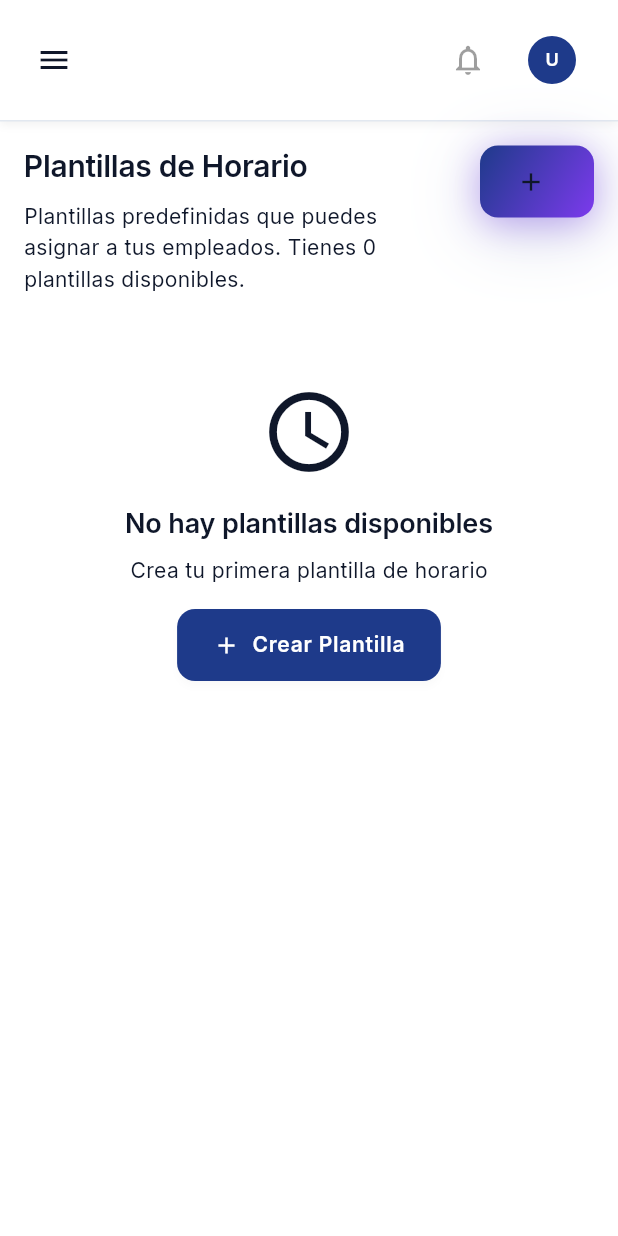
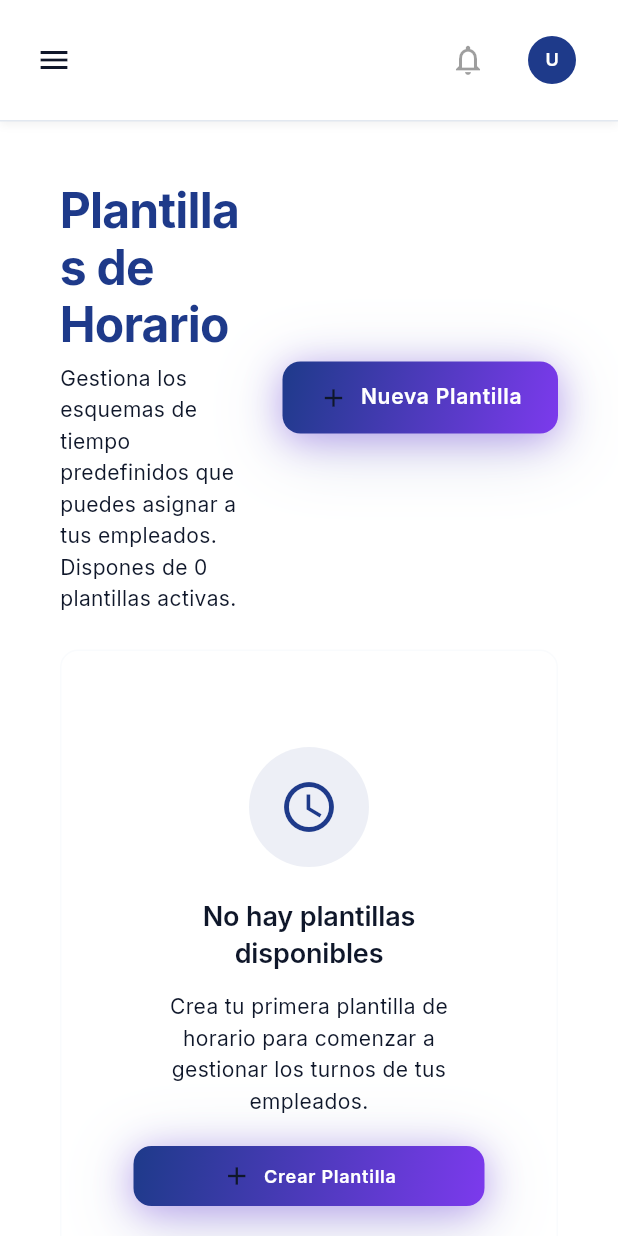
Before and after one commit to skiveldev/control-horario, a Flutter app: the ScheduleManagementScreen screen opened by its route, on a phone screen of 412 x 824 dp. Run offline on Flutter 3.47's test engine with Material 3 defaults, Android fonts, the phone set to English and light mode, and no system bars; our stand-ins replace cloud_firestore, firebase_auth, firebase_core, flutter_riverpod, freezed_annotation, go_router and 5 more; accounts and stored records are empty; generated files the repository leaves out were written again.

Commit message:
style(admin): redesign schedule management screen

```diff
--- a/lib/features/admin/presentation/screens/schedule_management_screen.dart
+++ b/lib/features/admin/presentation/screens/schedule_management_screen.dart
@@ -1,6 +1,5 @@
 import 'package:flutter/material.dart';
 import 'package:flutter_riverpod/flutter_riverpod.dart';
-import '../../../../core/theme/app_colors.dart';
 import '../../../../core/theme/app_text_styles.dart';
 import '../../../../core/theme/app_spacing.dart';
 import '../../../../core/constants/breakpoints.dart';
@@ -12,186 +11,36 @@ import '../../models/schedule_model.dart';
 import '../../providers/schedule_management_provider.dart';
 import '../widgets/schedule_template_modal.dart';
 
-/// Pantalla de gestión de horarios (Admin/RRHH)
+/// Pantalla de gestión de horarios (Admin/RRHH) — rediseño visual.
 ///
-/// Muestra lista de plantillas de horarios predefinidas desde Firebase.
-/// Admin puede crear, editar y ver plantillas en tiempo real.
+/// Muestra plantillas de horarios predefinidas desde Firebase con cards
+/// bento-style y creación/edición vía modal.
 ///
 /// ✅ Conectado a Firebase via allScheduleTemplatesProvider
-class ScheduleManagementScreen extends ConsumerWidget {
+class ScheduleManagementScreen extends ConsumerStatefulWidget {
   const ScheduleManagementScreen({super.key});
 
   @override
-  Widget build(BuildContext context, WidgetRef ref) {
-    // Observar plantillas desde Firebase en tiempo real
+  ConsumerState<ScheduleManagementScreen> createState() =>
+      _ScheduleManagementScreenState();
+}
+
+class _ScheduleManagementScreenState
+    extends ConsumerState<ScheduleManagementScreen> {
+  @override
+  Widget build(BuildContext context) {
     final templatesAsync = ref.watch(allScheduleTemplatesProvider);
 
     return AdminLayout(
       currentRoute: AppRouter.adminSchedules,
       child: templatesAsync.when(
-        data: (templates) => Center(
-          child: ConstrainedBox(
-            constraints: const BoxConstraints(maxWidth: 1200),
-            child: Column(
-              crossAxisAlignment: CrossAxisAlignment.start,
-              children: [
-                // Header con título, descripción y botón
-                _buildHeader(context, templates.length),
-
-                AppSpacing.verticalSpaceXl,
-
-                // Lista de plantillas
-                templates.isEmpty
-                    ? _buildEmptyState(context)
-                    : _buildTemplatesList(context, templates),
-              ],
-            ),
-          ),
+        data: (templates) => _Content(
+          templates: templates,
+          onOpenModal: (template) =>
+              _showTemplateModal(context, existingTemplate: template),
         ),
-        loading: () => const Center(
-          child: CircularProgressIndicator(),
-        ),
-        error: (error, _) => Center(
-          child: Column(
-            mainAxisAlignment: MainAxisAlignment.center,
-            children: [
-              Icon(
-                Icons.error_outline,
-                size: 64,
-                color: Theme.of(context).colorScheme.error,
-              ),
-              AppSpacing.verticalSpaceMd,
-              Text(
-                'Error al cargar plantillas',
-                style: AppTextStyles.h5,
-              ),
-              AppSpacing.verticalSpaceSm,
-              Text(
-                error.toString(),
-                style: AppTextStyles.bodySmall.copyWith(
-                  color: Theme.of(context).colorScheme.onSurfaceVariant,
-                ),
-                textAlign: TextAlign.center,
-              ),
-            ],
-          ),
-        ),
-      ),
-    );
-  }
-
-  Widget _buildHeader(BuildContext context, int templateCount) {
-    final isMobile = MediaQuery.of(context).size.width < Breakpoints.tablet;
-
-    return Row(
-      crossAxisAlignment: CrossAxisAlignment.start,
-      children: [
-        // Columna con título y descripción (Flexible para evitar overflow)
-        Flexible(
-          child: Column(
-            crossAxisAlignment: CrossAxisAlignment.start,
-            children: [
-              Text('Plantillas de Horario', style: AppTextStyles.h3),
-              AppSpacing.verticalSpaceSm,
-              Text(
-                'Plantillas predefinidas que puedes asignar a tus empleados. Tienes $templateCount ${templateCount == 1 ? 'plantilla disponible' : 'plantillas disponibles'}.',
-                style: AppTextStyles.bodyMedium.copyWith(
-                  color: Theme.of(context).colorScheme.onSurfaceVariant,
-                ),
-              ),
-            ],
-          ),
-        ),
-
-        AppSpacing.horizontalSpaceLg,
-
-        // Botón "Nueva Plantilla" (responsive: texto completo en desktop, solo icono en mobile)
-        CustomButton(
-          text: isMobile ? '' : 'Nueva Plantilla',
-          icon: Icons.add,
-          variant: ButtonVariant.brand,
-          size: ButtonSize.large,
-          onPressed: () => _showTemplateModal(context, existingTemplate: null),
-        ),
-      ],
-    );
-  }
-
-  Widget _buildTemplatesList(
-    BuildContext context,
-    List<ScheduleModel> templates,
-  ) {
-    final columns = context.responsiveValue(
-      mobile: 1,
-      tablet: 2,
-      desktop: 2,
-    );
-    final gap = context.gridGap;
-
-    return LayoutBuilder(
-      builder: (context, constraints) {
-        final totalGaps = (columns - 1) * gap;
-        final availableWidth = constraints.maxWidth - totalGaps;
-        final cardWidth = availableWidth / columns;
-
-        return Wrap(
-          spacing: gap,
-          runSpacing: gap,
-          children: templates.map((template) {
-            return SizedBox(
-              width: cardWidth,
-              child: ScheduleCard(
-                name: template.name,
-                description: template.description,
-                weeklyHours: template.totalWeeklyHours,
-                usedByCount: template.usedByCount,
-                isTemplate: template.isTemplate,
-                createdBy: template.createdBy,
-                onTap: () => _showTemplateModal(
-                  context,
-                  existingTemplate: template,
-                ),
-              ),
-            );
-          }).toList(),
-        );
-      },
-    );
-  }
-
-  Widget _buildEmptyState(BuildContext context) {
-    return Center(
-      child: Padding(
-        padding: AppSpacing.allHuge,
-        child: Column(
-          mainAxisAlignment: MainAxisAlignment.center,
-          children: [
-            Icon(
-              Icons.schedule_outlined,
-              size: 64,
-              color: Theme.of(context).colorScheme.onSurfaceVariant,
-            ),
-            AppSpacing.verticalSpaceLg,
-            Text(
-              'No hay plantillas disponibles',
-              style: AppTextStyles.h4,
-            ),
-            AppSpacing.verticalSpaceSm,
-            Text(
-              'Crea tu primera plantilla de horario',
-              style: AppTextStyles.bodyMedium.copyWith(
-                color: Theme.of(context).colorScheme.onSurfaceVariant,
-              ),
-            ),
-            AppSpacing.verticalSpaceLg,
-            ElevatedButton.icon(
-              onPressed: () =>
-                  _showTemplateModal(context, existingTemplate: null),
-              icon: const Icon(Icons.add),
-              label: const Text('Crear Plantilla'),
-            ),
-          ],
-        ),
+        loading: () => const _LoadingState(),
+        error: (error, _) => _ErrorState(message: error.toString()),
       ),
     );
   }
@@ -210,3 +59,308 @@ class ScheduleManagementScreen extends ConsumerWidget {
     );
   }
 }
+
+// ============================================================================
+// CONTENT (templates loaded)
+// ============================================================================
+
+class _Content extends StatefulWidget {
+  final List<ScheduleModel> templates;
+  final void Function(ScheduleModel?) onOpenModal;
+
+  const _Content({
+    required this.templates,
+    required this.onOpenModal,
+  });
+
+  @override
+  State<_Content> createState() => _ContentState();
+}
+
+class _ContentState extends State<_Content> {
+  @override
+  Widget build(BuildContext context) {
+    return Center(
+      child: ConstrainedBox(
+        constraints: const BoxConstraints(maxWidth: 1200),
+        child: SingleChildScrollView(
+          padding: const EdgeInsets.all(AppSpacing.xxl),
+          child: Column(
+            crossAxisAlignment: CrossAxisAlignment.start,
+            children: [
+              // ── HEADER ──
+              _Header(
+                activeTemplateCount: widget.templates
+                    .where((template) => template.isActive)
+                    .length,
+                onOpenModal: widget.onOpenModal,
+              ),
+
+              AppSpacing.verticalSpaceXxl,
+
+              // ── CARD GRID or EMPTY ──
+              if (widget.templates.isEmpty)
+                _EmptyState(
+                  onOpenModal: widget.onOpenModal,
+                )
+              else
+                _CardGrid(
+                  templates: widget.templates,
+                  onOpenModal: widget.onOpenModal,
+                ),
+            ],
+          ),
+        ),
+      ),
+    );
+  }
+}
+
+// ============================================================================
+// HEADER
+// ============================================================================
+
+/// Bloque superior con título, subtítulo, contador y botón CTA.
+///
+/// Preserva el componente [CustomButton] existente de "Nueva Plantilla"
+/// sin reemplazarlo por un estilo custom.
+class _Header extends StatelessWidget {
+  final int activeTemplateCount;
+  final void Function(ScheduleModel?) onOpenModal;
+
+  const _Header({
+    required this.activeTemplateCount,
+    required this.onOpenModal,
+  });
+
+  @override
+  Widget build(BuildContext context) {
+    final cs = Theme.of(context).colorScheme;
+
+    return Row(
+      crossAxisAlignment: CrossAxisAlignment.center,
+      children: [
+        Expanded(
+          child: Column(
+            crossAxisAlignment: CrossAxisAlignment.start,
+            children: [
+              Text(
+                'Plantillas de Horario',
+                style: AppTextStyles.h1.copyWith(color: cs.primary),
+              ),
+              const SizedBox(height: 6),
+              Text(
+                'Gestiona los esquemas de tiempo predefinidos que puedes '
+                'asignar a tus empleados. Dispones de $activeTemplateCount '
+                '${activeTemplateCount == 1 ? 'plantilla activa' : 'plantillas activas'}.',
+                style: AppTextStyles.bodyMedium.copyWith(
+                  color: cs.onSurfaceVariant,
+                ),
+              ),
+            ],
+          ),
+        ),
+        AppSpacing.horizontalSpaceXl,
+        CustomButton(
+          text: 'Nueva Plantilla',
+          icon: Icons.add,
+          variant: ButtonVariant.brand,
+          size: ButtonSize.large,
+          onPressed: () => onOpenModal(null),
+        ),
+      ],
+    );
+  }
+}
+
+// ============================================================================
+// EMPTY STATE (no templates)
+// ============================================================================
+
+/// Estado vacío cuando no hay plantillas disponibles.
+///
+/// Muestra un CTA para crear la primera plantilla.
+class _EmptyState extends StatelessWidget {
+  final void Function(ScheduleModel?) onOpenModal;
+
+  const _EmptyState({required this.onOpenModal});
+
+  @override
+  Widget build(BuildContext context) {
+    final cs = Theme.of(context).colorScheme;
+
+    return Center(
+      child: ConstrainedBox(
+        constraints: const BoxConstraints(maxWidth: 520),
+        child: Container(
+          width: double.infinity,
+          padding: const EdgeInsets.symmetric(
+            vertical: AppSpacing.giant,
+            horizontal: AppSpacing.massive,
+          ),
+          decoration: BoxDecoration(
+            color: cs.surface,
+            border: Border.all(
+              color: cs.outlineVariant.withValues(alpha: 0.4),
+            ),
+            borderRadius: AppSpacing.borderRadiusMd,
+          ),
+          child: Column(
+            mainAxisSize: MainAxisSize.min,
+            children: [
+              Container(
+                width: AppSpacing.avatarXxl,
+                height: AppSpacing.avatarXxl,
+                decoration: BoxDecoration(
+                  color: cs.primary.withValues(alpha: 0.08),
+                  shape: BoxShape.circle,
+                ),
+                child: Icon(
+                  Icons.schedule_outlined,
+                  size: AppSpacing.iconXxl,
+                  color: cs.primary,
+                ),
+              ),
+              AppSpacing.verticalSpaceXl,
+              Text(
+                'No hay plantillas disponibles',
+                style: AppTextStyles.h4.copyWith(color: cs.onSurface),
+                textAlign: TextAlign.center,
+              ),
+              AppSpacing.verticalSpaceMd,
+              Text(
+                'Crea tu primera plantilla de horario para comenzar '
+                'a gestionar los turnos de tus empleados.',
+                style: AppTextStyles.bodyMedium.copyWith(
+                  color: cs.onSurfaceVariant,
+                ),
+                textAlign: TextAlign.center,
+              ),
+              AppSpacing.verticalSpaceXl,
+              CustomButton(
+                text: 'Crear Plantilla',
+                icon: Icons.add,
+                variant: ButtonVariant.brand,
+                size: ButtonSize.medium,
+                onPressed: () => onOpenModal(null),
+              ),
+            ],
+          ),
+        ),
+      ),
+    );
+  }
+}
+
+// ============================================================================
+// CARD GRID
+// ============================================================================
+
+/// Grid responsive de tarjetas de plantilla.
+///
+/// Desktop (>= 1024px): 2 columnas.
+/// Tablet/mobile: 1 columna.
+class _CardGrid extends StatelessWidget {
+  final List<ScheduleModel> templates;
+  final void Function(ScheduleModel) onOpenModal;
+
+  const _CardGrid({
+    required this.templates,
+    required this.onOpenModal,
+  });
+
+  @override
+  Widget build(BuildContext context) {
+    final width = MediaQuery.of(context).size.width;
+    final isDesktop = width >= Breakpoints.desktop;
+
+    // In our 1200px max-width container, 2 columns works best for cards.
+    final columns = isDesktop ? 2 : 1;
+    const double gap = AppSpacing.xl;
+
+    return LayoutBuilder(
+      builder: (context, constraints) {
+        final totalGaps = (columns - 1) * gap;
+        final cardWidth =
+            columns > 1 ? (constraints.maxWidth - totalGaps) / columns : null;
+
+        return Wrap(
+          spacing: gap,
+          runSpacing: gap,
+          children: templates.map((template) {
+            final w = cardWidth;
+            return SizedBox(
+              width: w,
+              child: ScheduleCard(
+                name: template.name,
+                description: template.description,
+                weeklyHours: template.totalWeeklyHours,
+                usedByCount: template.usedByCount,
+                isTemplate: template.isTemplate,
+                createdBy: template.createdBy,
+                onTap: () => onOpenModal(template),
+              ),
+            );
+          }).toList(),
+        );
+      },
+    );
+  }
+}
+
+// ============================================================================
+// LOADING STATE
+// ============================================================================
+
+class _LoadingState extends StatelessWidget {
+  const _LoadingState();
+
+  @override
+  Widget build(BuildContext context) {
+    return const Center(
+      child: Padding(
+        padding: EdgeInsets.all(AppSpacing.massive),
+        child: CircularProgressIndicator(),
+      ),
+    );
+  }
+}
+
+// ============================================================================
+// ERROR STATE
+// ============================================================================
+
+class _ErrorState extends StatelessWidget {
+  final String message;
+
+  const _ErrorState({required this.message});
+
+  @override
+  Widget build(BuildContext context) {
+    final cs = Theme.of(context).colorScheme;
+
+    return Center(
+      child: Padding(
+        padding: const EdgeInsets.all(AppSpacing.massive),
+        child: Column(
+          mainAxisSize: MainAxisSize.min,
+          children: [
+            Icon(Icons.error_outline, size: 48, color: cs.error),
+            AppSpacing.verticalSpaceMd,
+            Text(
+              'Error al cargar plantillas',
+              style: AppTextStyles.h4.copyWith(color: cs.onSurface),
+              textAlign: TextAlign.center,
+            ),
+            AppSpacing.verticalSpaceSm,
+            Text(
+              message,
+              style: AppTextStyles.bodyMedium.copyWith(color: cs.error),
+              textAlign: TextAlign.center,
+            ),
+          ],
+        ),
+      ),
+    );
+  }
+}
```
Also changed, not shown: lib/shared/widgets/cards/schedule_card.dart (+90 -57 lines), 1 other file.
